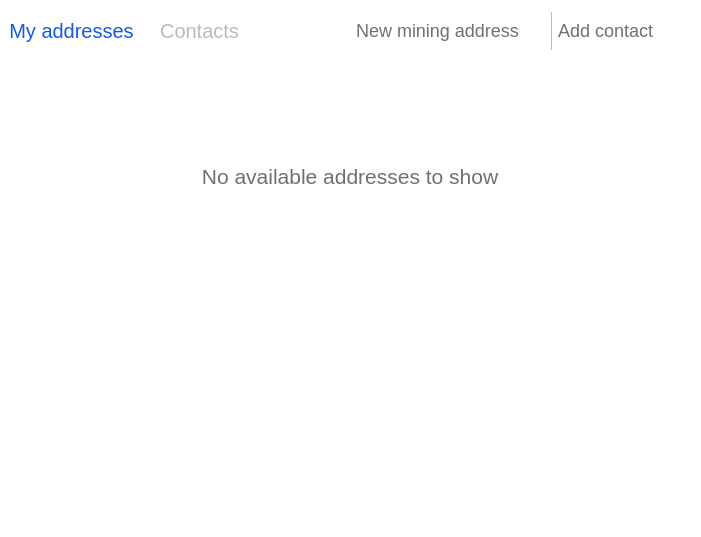
This is src/qt/veil/forms/addresseswidget.ui in Veil-Project/veil as Qt 5 draws it before an edit. The edited form follows.
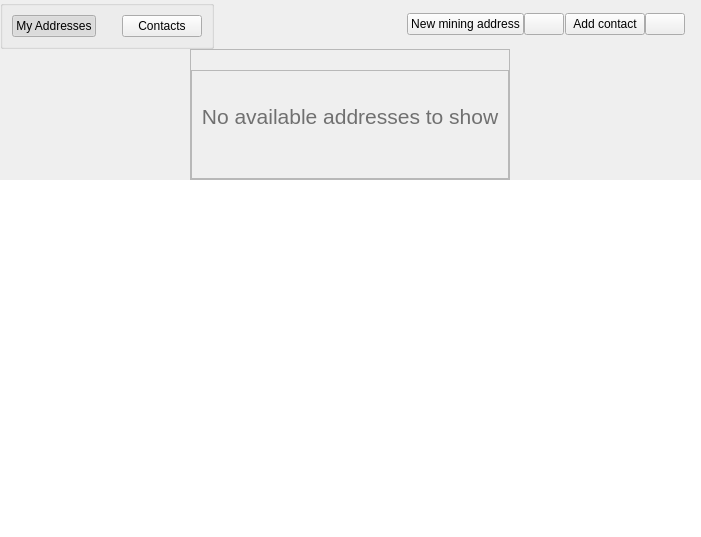
This is the edited form. Icons and pictures are not drawn.

Patch:
```diff
--- a/src/qt/veil/forms/addresseswidget.ui
+++ b/src/qt/veil/forms/addresseswidget.ui
@@ -31,11 +31,6 @@
    </property>
    <item>
     <widget class="QFrame" name="container">
-     <property name="styleSheet">
-      <string notr="true">background-color:white;
-border:none;
-</string>
-     </property>
      <layout class="QVBoxLayout" name="verticalLayout_2" stretch="0,0,1,1,1">
       <property name="spacing">
        <number>0</number>
@@ -62,11 +57,6 @@
         </property>
         <item>
          <widget class="QGroupBox" name="groupBox">
-          <property name="styleSheet">
-           <string notr="true">#groupBox {
-	border:0;
-}</string>
-          </property>
           <property name="title">
            <string/>
           </property>
@@ -76,37 +66,8 @@
              <property name="focusPolicy">
               <enum>Qt::NoFocus</enum>
              </property>
-             <property name="styleSheet">
-              <string notr="true">QPushButton {
-    color: #bababa;
-    font-size:20px;
-    font-weight:light;
-    background-color:transparent;
-    border:0;
-    padding:10px 0px 10px 0px;
-    background-image: none ;
-    background-repeat:no-repeat;
-    background-position: center bottom;
-}
-
-QPushButton:checked {
-    background-image: url(&quot;:/icons/ic-title&quot;) ;
-    background-repeat:no-repeat;
-    background-position: center bottom;
-    color: #105aef;
-}
-
-QPushButton:hover {
-    color: #707070;
-}
-
-QPushButton:unchecked {
-    background-image: none ;
-    color: #bababa;
-}</string>
-             </property>
              <property name="text">
-              <string>My addresses</string>
+              <string>My Addresses</string>
              </property>
              <property name="iconSize">
               <size>
@@ -146,35 +107,6 @@
              <property name="focusPolicy">
               <enum>Qt::NoFocus</enum>
              </property>
-             <property name="styleSheet">
-              <string notr="true">QPushButton {
-    color: #bababa;
-    font-size:20px;
-    font-weight:light;
-    background-color:transparent;
-    border:0;
-    padding:10 0 10 0;
-    background-image: none ;
-    background-repeat:no-repeat;
-    background-position: center bottom;
-}
-
-QPushButton:checked {
-    background-image: url(&quot;:/icons/ic-title&quot;) ;
-    background-repeat:no-repeat;
-    background-position: center bottom;
-    color: #105aef;
-}
-
-QPushButton:hover {
-    color: #707070;
-}
-
-QPushButton:unchecked {
-    background-image: none ;
-    color: #bababa;
-}</string>
-             </property>
              <property name="text">
               <string>Contacts</string>
              </property>
@@ -207,14 +139,6 @@
           <property name="focusPolicy">
            <enum>Qt::NoFocus</enum>
           </property>
-          <property name="styleSheet">
-           <string notr="true">color: #707070;
-font-size:18px;
-font-weight:light;	
-background-color:transparent;
-border:none;
-padding:4px 0px 4px 4px;</string>
-          </property>
           <property name="text">
            <string>New mining address</string>
           </property>
@@ -225,10 +149,6 @@
           <property name="focusPolicy">
            <enum>Qt::NoFocus</enum>
           </property>
-          <property name="styleSheet">
-           <string notr="true">background-color:transparent;
-border:none;</string>
-          </property>
           <property name="text">
            <string/>
           </property>
@@ -258,11 +178,6 @@
             <height>16777215</height>
            </size>
           </property>
-          <property name="styleSheet">
-           <string notr="true">background-color:#bababa;
-margin-top:12px;
-margin-bottom:12px;</string>
-          </property>
           <property name="text">
            <string/>
           </property>
@@ -273,14 +188,6 @@
           <property name="focusPolicy">
            <enum>Qt::NoFocus</enum>
           </property>
-          <property name="styleSheet">
-           <string notr="true">color: #707070;
-font-size:18px;
-font-weight:light;	
-background-color:transparent;
-border:none;
-padding:4px 0px 4px 6px;</string>
-          </property>
           <property name="text">
            <string>Add contact</string>
           </property>
@@ -288,10 +195,6 @@
         </item>
         <item>
          <widget class="QPushButton" name="btnAddIcon">
-          <property name="styleSheet">
-           <string notr="true">background-color:transparent;
-border:none;</string>
-          </property>
           <property name="text">
            <string/>
           </property>
@@ -309,19 +212,6 @@
         </item>
        </layout>
       </item>
-      <item>
-       <spacer name="verticalSpacer">
-        <property name="orientation">
-         <enum>Qt::Vertical</enum>
-        </property>
-        <property name="sizeHint" stdset="0">
-         <size>
-          <width>20</width>
-          <height>40</height>
-         </size>
-        </property>
-       </spacer>
-      </item>
       <item alignment="Qt::AlignHCenter|Qt::AlignVCenter">
        <widget class="QFrame" name="empty">
         <property name="enabled">
@@ -367,9 +257,6 @@
              <height>0</height>
             </size>
            </property>
-           <property name="styleSheet">
-            <string notr="true">border:none;</string>
-           </property>
            <property name="frameShape">
             <enum>QFrame::StyledPanel</enum>
            </property>
@@ -424,30 +311,6 @@
         <property name="mouseTracking">
          <bool>true</bool>
         </property>
-        <property name="styleSheet">
-         <string notr="true">QListView { 
-background: transparent;
- }
-
-/* Works for both QListView and QListWidget */
-QListView::item {
-    /* Won't work without borders set */
-    border: 0px;
-
-    padding: 10px;
-}
-
-/* For icon only */
-QListView::icon {
-    left: 10px;
-}
-
-/* For text only */
-QListView::text {
-    left: 10px;
-    font-size:13px;
-}</string>
-        </property>
         <property name="frameShape">
          <enum>QFrame::NoFrame</enum>
         </property>
@@ -491,30 +354,6 @@
         <property name="focusPolicy">
          <enum>Qt::NoFocus</enum>
         </property>
-        <property name="styleSheet">
-         <string notr="true">QListView { 
-background: transparent;
- }
-
-/* Works for both QListView and QListWidget */
-QListView::item {
-    /* Won't work without borders set */
-    border: 0px;
-
-    padding: 10px;
-}
-
-/* For icon only */
-QListView::icon {
-    left: 10px;
-}
-
-/* For text only */
-QListView::text {
-    left: 10px;
-    font-size:13px;
-}</string>
-        </property>
         <property name="frameShape">
          <enum>QFrame::NoFrame</enum>
         </property>
```
